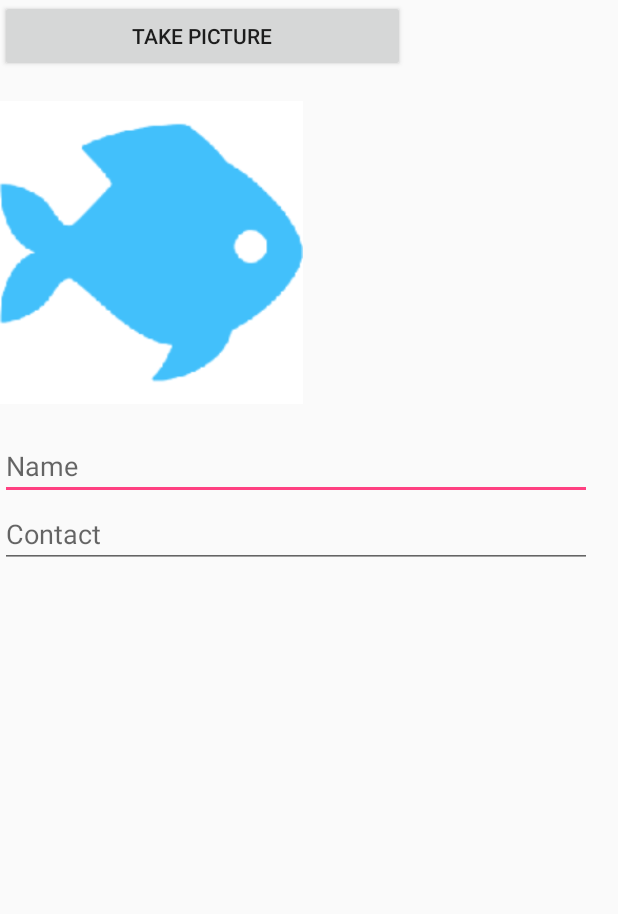
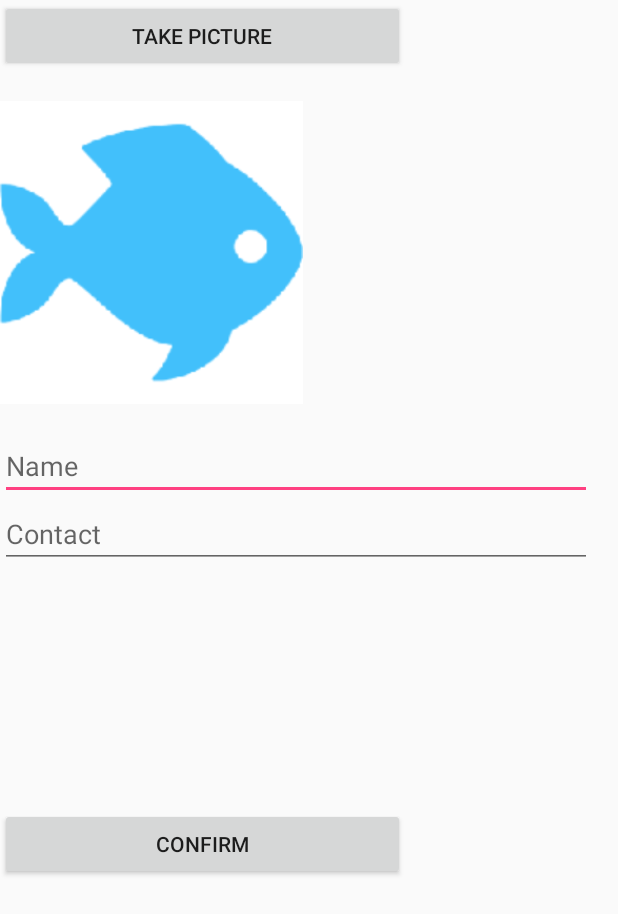
Before and after one commit to 3324fr/android, an Android app: the FishActivity screen opened directly, with no data from a screen before it, on a phone screen of 412 x 824 dp. Shown: the top 914 px of the screen. Run offline under Robolectric (Android 15) with nearby library versions, the phone set to English and light mode, and no system bars.

Commit message:
fish activity user input

```diff
--- a/app/src/main/res/layout/activity_fish.xml
+++ b/app/src/main/res/layout/activity_fish.xml
@@ -15,7 +15,7 @@
             android:id="@+id/btnTakePicture"
             android:layout_width="270dp"
             android:layout_height="wrap_content"
-            android:onClick="addFish"
+            android:onClick="takePicture"
             android:text="Take picture" />
 
         <ImageView
@@ -56,6 +56,13 @@
             android:text=""
             android:layout_weight="0.17" />
 
+        <Button
+            android:id="@+id/btnConfirm"
+            android:layout_width="270dp"
+            android:layout_height="wrap_content"
+            android:onClick="addFish"
+            android:text="Confirm" />
+
 
     </LinearLayout>
 
--- a/app/src/main/res/values/strings.xml
+++ b/app/src/main/res/values/strings.xml
@@ -174,6 +174,7 @@
     <string name="name">Name</string>
     <string name="contact">Contact</string>
 
+    <string name="name_missing">Please enter a nameM</string>
 
 
 </resources>
```
Also changed, not shown: app/src/main/java/inf8405/outdoorfishingstats/FishActivity.java (+35 -14 lines).
